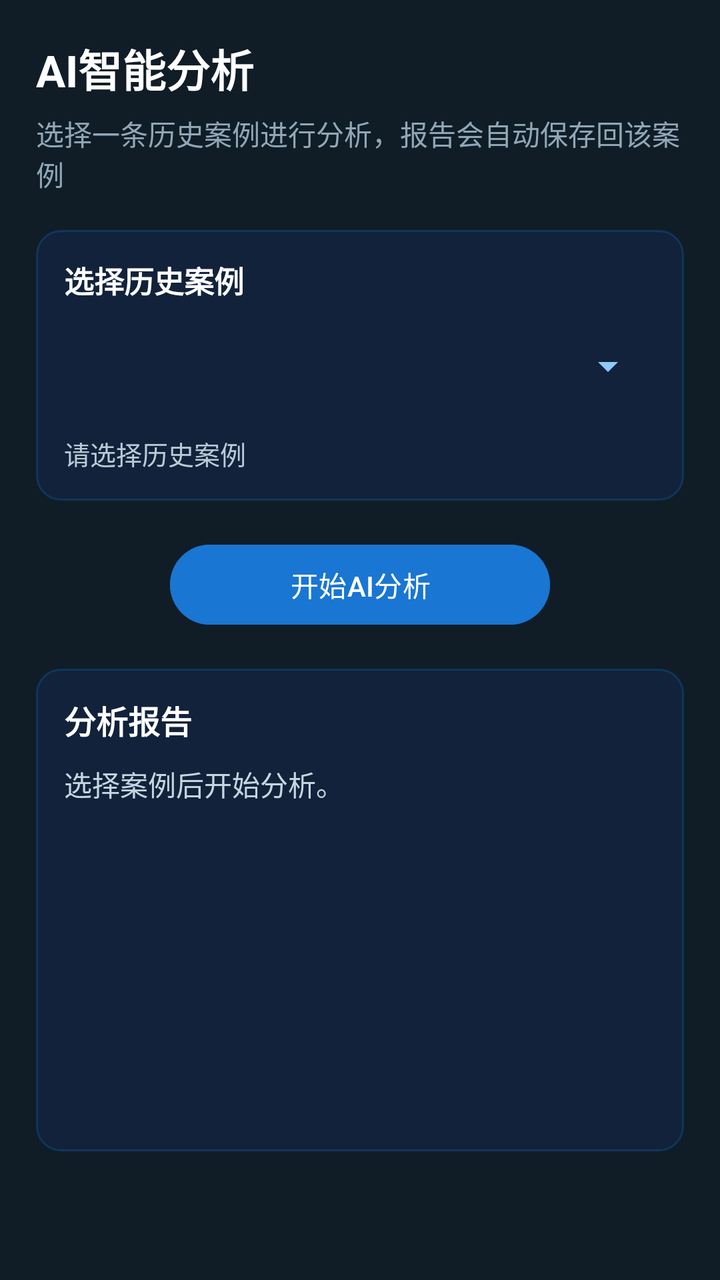
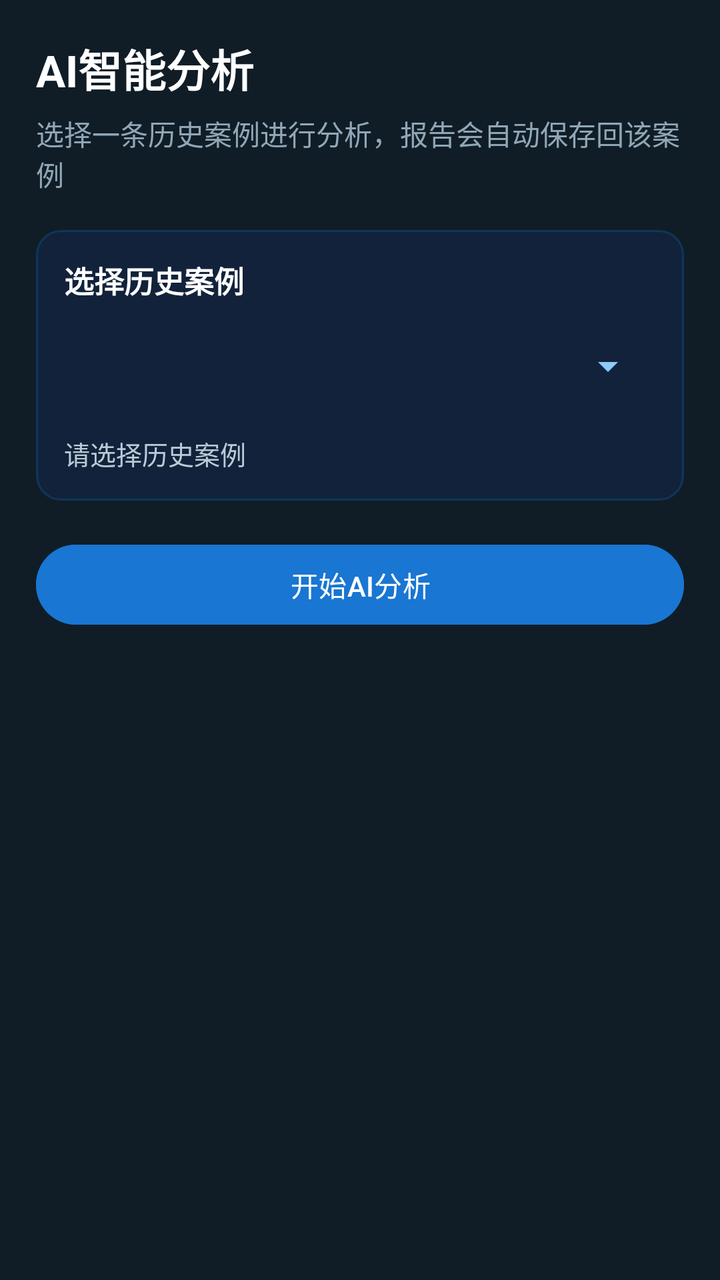

An Android layout rendered at two revisions. The XML below is the earlier revision; the diff shows what the commit changed to produce the second picture.
<!-- AndroidManifest.xml: application theme Theme.WeiguangDRController -->
<!-- res/layout/fragment_ai.xml -->
<?xml version="1.0" encoding="utf-8"?>
<ScrollView xmlns:android="http://schemas.android.com/apk/res/android"
    android:layout_width="match_parent"
    android:layout_height="match_parent"
    android:background="#101D27"
    android:fillViewport="true">

    <LinearLayout
        android:layout_width="match_parent"
        android:layout_height="wrap_content"
        android:orientation="vertical"
        android:padding="18dp">

        <TextView
            android:layout_width="wrap_content"
            android:layout_height="wrap_content"
            android:text="AI智能分析"
            android:textColor="#FFFFFF"
            android:textSize="22sp"
            android:textStyle="bold" />

        <TextView
            android:layout_width="wrap_content"
            android:layout_height="wrap_content"
            android:layout_marginTop="6dp"
            android:text="选择一条历史案例进行分析，报告会自动保存回该案例"
            android:textColor="#91A7B6"
            android:textSize="14sp" />

        <LinearLayout
            android:layout_width="match_parent"
            android:layout_height="wrap_content"
            android:layout_marginTop="18dp"
            android:background="@drawable/bg_card_tech"
            android:orientation="vertical"
            android:padding="14dp">

            <TextView
                android:layout_width="wrap_content"
                android:layout_height="wrap_content"
                android:text="选择历史案例"
                android:textColor="#FFFFFF"
                android:textSize="15sp"
                android:textStyle="bold" />

            <Spinner
                android:id="@+id/aiCaseSpinner"
                android:layout_width="match_parent"
                android:layout_height="48dp"
                android:layout_marginTop="8dp"
                android:backgroundTint="#90CAF9" />

            <TextView
                android:id="@+id/aiCaseSummaryText"
                android:layout_width="match_parent"
                android:layout_height="wrap_content"
                android:layout_marginTop="10dp"
                android:lineSpacingExtra="3dp"
                android:text="请选择历史案例"
                android:textColor="#B9CBD6"
                android:textSize="13sp" />
        </LinearLayout>

        <Button
            android:id="@+id/aiAnalyzeButton"
            android:layout_width="190dp"
            android:layout_height="48dp"
            android:layout_gravity="center_horizontal"
            android:layout_marginTop="18dp"
            android:backgroundTint="#1976D2"
            android:enabled="false"
            android:minHeight="0dp"
            android:text="开始AI分析"
            android:textAllCaps="false"
            android:textColor="#FFFFFF"
            android:textSize="14sp" />

        <LinearLayout
            android:layout_width="match_parent"
            android:layout_height="wrap_content"
            android:layout_marginTop="18dp"
            android:layout_marginBottom="18dp"
            android:background="@drawable/bg_card_tech"
            android:orientation="vertical"
            android:padding="14dp">

            <TextView
                android:layout_width="wrap_content"
                android:layout_height="wrap_content"
                android:text="分析报告"
                android:textColor="#FFFFFF"
                android:textSize="16sp"
                android:textStyle="bold" />

            <TextView
                android:id="@+id/aiReportText"
                android:layout_width="match_parent"
                android:layout_height="wrap_content"
                android:layout_marginTop="10dp"
                android:lineSpacingExtra="4dp"
                android:minHeight="180dp"
                android:text="选择案例后开始分析。"
                android:textColor="#C5D6E0"
                android:textIsSelectable="true"
                android:textSize="14sp" />
        </LinearLayout>
    </LinearLayout>
</ScrollView>
<!-- resources referenced by this layout -->
<resources>
  <!-- drawable bg_card_tech (drawable) -->
  <?xml version="1.0" encoding="utf-8"?>
  <shape xmlns:android="http://schemas.android.com/apk/res/android"
      android:shape="rectangle">
      <solid android:color="#80142850" />
      <corners android:radius="12dp" />
      <stroke
          android:width="1dp"
          android:color="#330096FF" />
  </shape>
  <style name="Theme.WeiguangDRController" parent="Base.Theme.WeiguangDRController" />
  <style name="Base.Theme.WeiguangDRController" parent="Theme.Material3.DayNight.NoActionBar">
          
          
      </style>
</resources>

<!-- the commit's change to res/layout/fragment_ai.xml (unified diff, before → after) -->
@@ -61,48 +61,41 @@
                 android:textSize="13sp" />
         </LinearLayout>
 
-        <Button
-            android:id="@+id/aiAnalyzeButton"
-            android:layout_width="190dp"
-            android:layout_height="48dp"
-            android:layout_gravity="center_horizontal"
-            android:layout_marginTop="18dp"
-            android:backgroundTint="#1976D2"
-            android:enabled="false"
-            android:minHeight="0dp"
-            android:text="开始AI分析"
-            android:textAllCaps="false"
-            android:textColor="#FFFFFF"
-            android:textSize="14sp" />
-
         <LinearLayout
+            android:id="@+id/aiActionRow"
             android:layout_width="match_parent"
             android:layout_height="wrap_content"
             android:layout_marginTop="18dp"
             android:layout_marginBottom="18dp"
-            android:background="@drawable/bg_card_tech"
-            android:orientation="vertical"
-            android:padding="14dp">
+            android:gravity="center"
+            android:orientation="horizontal">
 
-            <TextView
-                android:layout_width="wrap_content"
-                android:layout_height="wrap_content"
-                android:text="分析报告"
+            <Button
+                android:id="@+id/aiAnalyzeButton"
+                android:layout_width="0dp"
+                android:layout_height="48dp"
+                android:layout_weight="1"
+                android:backgroundTint="#1976D2"
+                android:enabled="false"
+                android:minHeight="0dp"
+                android:text="开始AI分析"
+                android:textAllCaps="false"
                 android:textColor="#FFFFFF"
-                android:textSize="16sp"
-                android:textStyle="bold" />
+                android:textSize="14sp" />
 
-            <TextView
-                android:id="@+id/aiReportText"
-                android:layout_width="match_parent"
-                android:layout_height="wrap_content"
-                android:layout_marginTop="10dp"
-                android:lineSpacingExtra="4dp"
-                android:minHeight="180dp"
-                android:text="选择案例后开始分析。"
-                android:textColor="#C5D6E0"
-                android:textIsSelectable="true"
-                android:textSize="14sp" />
+            <Button
+                android:id="@+id/aiViewReportButton"
+                android:layout_width="0dp"
+                android:layout_height="48dp"
+                android:layout_marginStart="14dp"
+                android:layout_weight="1"
+                android:backgroundTint="#1976D2"
+                android:minHeight="0dp"
+                android:text="查看报告"
+                android:textAllCaps="false"
+                android:textColor="#FFFFFF"
+                android:textSize="14sp"
+                android:visibility="gone" />
         </LinearLayout>
     </LinearLayout>
 </ScrollView>
